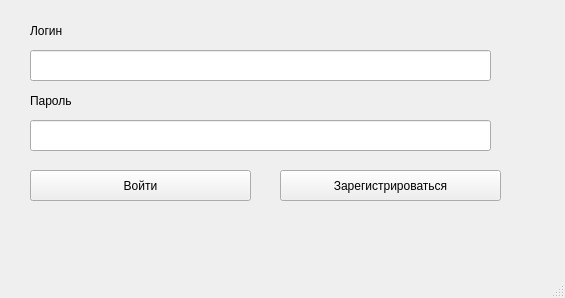
This is login&register/data/Login.ui in code-n-cry/pyrace as Qt 5 draws it before an edit. The edited form follows.
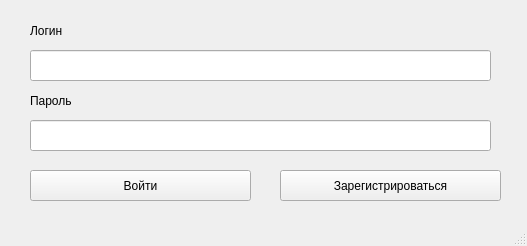
This is the edited form.

```diff
--- a/login&register/data/Login.ui
+++ b/login&register/data/Login.ui
@@ -6,8 +6,8 @@
    <rect>
     <x>0</x>
     <y>0</y>
-    <width>565</width>
-    <height>298</height>
+    <width>527</width>
+    <height>246</height>
    </rect>
   </property>
   <property name="windowTitle">
```
